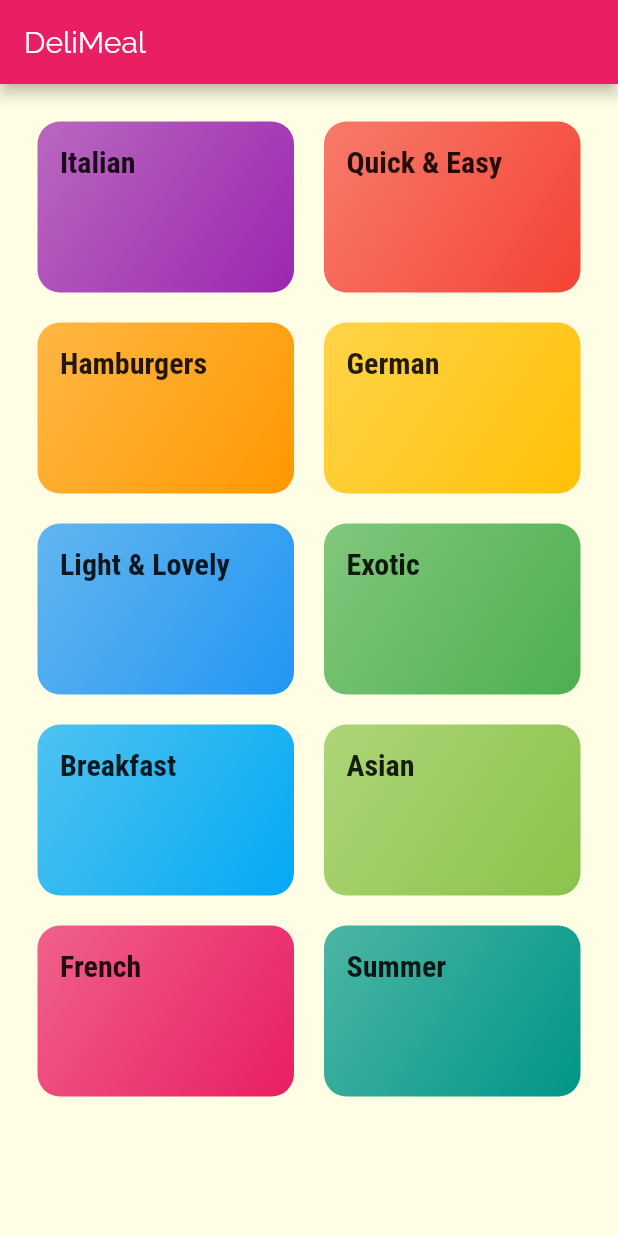
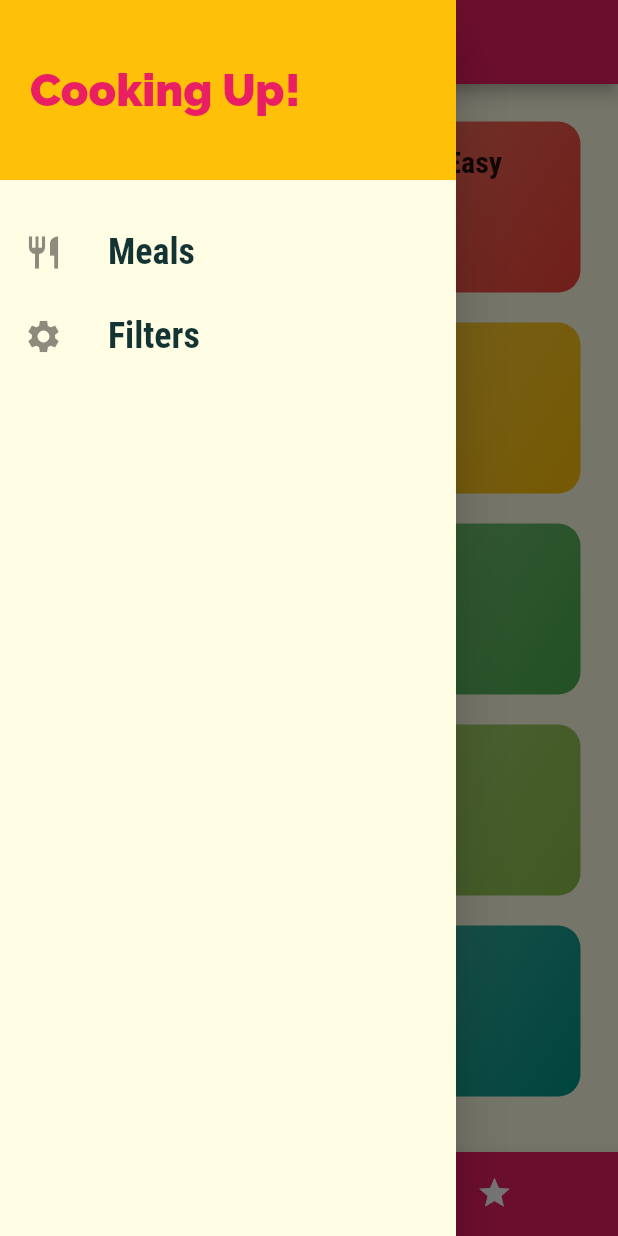
Before and after one commit to ehweyand/MealsFlutter, a Flutter app: the screen it shows after launch, with the side drawer open (before the commit the screen has no drawer), on a phone screen of 412 x 824 dp. Run offline on Flutter 3.47's test engine with Material 2 defaults, Android fonts, the phone set to English and light mode, and no system bars.

Commit message:
initial features - tabs, drawer and simple item remover

```diff
--- a/lib/main.dart
+++ b/lib/main.dart
@@ -1,4 +1,6 @@
 import 'package:flutter/material.dart';
+import './screens/filters_screen.dart';
+import './screens/tabs_screen.dart';
 
 import './screens/meal_detail_screen.dart';
 import './screens/category_meals_screen.dart';
@@ -34,9 +36,10 @@ class MyApp extends StatelessWidget {
       //home: CategoriesScreen(),
       //initialRoute: '/', //default é '/'
       routes: {
-        '/': (ctx) => CategoriesScreen(),
+        '/': (ctx) => TabsScreen(),
         CategoryMealsScreen.routeName: (ctx) => CategoryMealsScreen(),
         MealDetailScreen.routeName: (ctx) => MealDetailScreen(),
+        FiltersScreen.routeName: (ctx) => FiltersScreen(),
       },
       //se acessar uma rota não registrada em routes
       /*onGenerateRoute: (settings) {
--- /dev/null
+++ b/lib/screens/OLD_tabs_screen.dart
@@ -0,0 +1,51 @@
+// vai gerenciar apenas as abas e carregar outras telas
+import 'package:flutter/material.dart';
+import './favorites_screen.dart';
+import './categories_screen.dart';
+
+/* Stateful pois nas abas inferiores, o flutter trabalha de uma forma que necessita do stateful*/
+class TabsScreen extends StatefulWidget {
+  @override
+  _TabsScreenState createState() => _TabsScreenState();
+}
+
+class _TabsScreenState extends State<TabsScreen> {
+  @override
+  Widget build(BuildContext context) {
+    return DefaultTabController(
+      initialIndex: 0,
+      length: 2,
+      child: Scaffold(
+        appBar: AppBar(
+          title: Text('Meals'),
+          bottom: TabBar(
+            tabs: [
+              Tab(
+                icon: Icon(Icons.category),
+                text: 'Categories',
+              ),
+              Tab(
+                icon: Icon(Icons.star),
+                text: 'Favorites',
+              ),
+            ],
+          ),
+        ),
+        // Para gerenciar qual tela vai mostrar
+        // Mostra de acordo com a ordem das Tab widgets definidas acima
+        body: TabBarView(
+          children: [
+            CategoriesScreen(),
+            FavoritesScreen(),
+          ],
+        ),
+      ),
+    );
+  }
+}
+/*
+O conteúdo que carregamos em uma tab não deve trazer um widget de scaffold, pois já será
+coordenado pela tabs_screen
+
+
+*/
--- a/lib/screens/categories_screen.dart
+++ b/lib/screens/categories_screen.dart
@@ -6,11 +6,7 @@ import '../widgets/category_item.dart';
 class CategoriesScreen extends StatelessWidget {
   @override
   Widget build(BuildContext context) {
-    return Scaffold(
-      appBar: AppBar(
-        title: const Text('DeliMeal'),
-      ),
-      body: GridView(
+    return GridView(
       padding: const EdgeInsets.all(25),
       children: DUMMY_CATEGORIES
           .map(
@@ -28,7 +24,6 @@ class CategoriesScreen extends StatelessWidget {
         crossAxisSpacing: 20,
         mainAxisSpacing: 20,
       ),
-      ),
     );
   }
 }
--- /dev/null
+++ b/lib/screens/filters_screen.dart
@@ -0,0 +1,19 @@
+import 'package:flutter/material.dart';
+import '../widgets/main_drawer.dart';
+
+class FiltersScreen extends StatelessWidget {
+  static const routeName = '/filters';
+
+  @override
+  Widget build(BuildContext context) {
+    return Scaffold(
+      appBar: AppBar(
+        title: Text('Your filters'),
+      ),
+      drawer: MainDrawer(),
+      body: Center(
+        child: Text('Filters!'),
+      ),
+    );
+  }
+}
--- /dev/null
+++ b/lib/screens/tabs_screen.dart
@@ -0,0 +1,71 @@
+import 'package:flutter/material.dart';
+import '../widgets/main_drawer.dart';
+import './favorites_screen.dart';
+import './categories_screen.dart';
+
+class TabsScreen extends StatefulWidget {
+  @override
+  _TabsScreenState createState() => _TabsScreenState();
+}
+
+class _TabsScreenState extends State<TabsScreen> {
+  // Widgets a serem renderizados (mostrados nas tabs) em um map com os titles de cada
+  final List<Map<String, Object>> _pages = [
+    {
+      'page': CategoriesScreen(),
+      'title': 'Categories',
+    },
+    {
+      'page': FavoritesScreen(),
+      'title': 'Favorites',
+    },
+  ];
+
+  int _selectedPageIndex = 0;
+
+  // Recebe automaticamente do flutter o index da tab selecionada
+  void _selectPage(int index) {
+    // Motivo do stateful widget, mudar manualmente quando a tab é alterada
+    setState(() {
+      _selectedPageIndex = index;
+    });
+  }
+
+  @override
+  Widget build(BuildContext context) {
+    return Scaffold(
+      appBar: AppBar(
+        title: Text(_pages[_selectedPageIndex]['title']),
+      ),
+      // Drawer do App
+      drawer: MainDrawer(),
+      body: _pages[_selectedPageIndex]['page'],
+      bottomNavigationBar: BottomNavigationBar(
+        onTap: _selectPage,
+        backgroundColor: Theme.of(context).primaryColor,
+        unselectedItemColor: Colors.white,
+        selectedItemColor: Theme.of(context).accentColor,
+        // Dizer para o objeto (BottomNavigationBar) qual a tab que de fato está selecionada
+        currentIndex: _selectedPageIndex,
+        // TabBar diferenciada
+        type: BottomNavigationBarType.shifting,
+        // As tabs
+        items: [
+          BottomNavigationBarItem(
+            backgroundColor: Theme.of(context).primaryColor,
+            icon: Icon(Icons.category),
+            title: Text('Categories'),
+          ),
+          BottomNavigationBarItem(
+            backgroundColor: Theme.of(context).primaryColor,
+            icon: Icon(Icons.star),
+            title: Text('Favorites'),
+          ),
+        ],
+      ),
+    );
+  }
+}
+/*
+
+*/
--- /dev/null
+++ b/lib/widgets/main_drawer.dart
@@ -0,0 +1,67 @@
+import 'package:flutter/material.dart';
+import '../screens/filters_screen.dart';
+
+class MainDrawer extends StatelessWidget {
+  Widget buildListTile(String title, IconData icon, Function tapHandler) {
+    return ListTile(
+      leading: Icon(
+        icon,
+        size: 26,
+      ),
+      title: Text(
+        title,
+        style: TextStyle(
+          fontFamily: 'RobotoCondensed',
+          fontSize: 24,
+          fontWeight: FontWeight.bold,
+        ),
+      ),
+      onTap: tapHandler,
+    );
+  }
+
+  @override
+  Widget build(BuildContext context) {
+    return Drawer(
+      child: Column(
+        children: [
+          Container(
+            height: 120,
+            width: double.infinity,
+            padding: EdgeInsets.all(20),
+            alignment: Alignment.centerLeft,
+            color: Theme.of(context).accentColor,
+            /*decoration: BoxDecoration(color: Colors.white, border... etc),*/
+            child: Text(
+              'Cooking Up!',
+              style: TextStyle(
+                fontWeight: FontWeight.w900,
+                fontSize: 30,
+                color: Theme.of(context).primaryColor,
+              ),
+            ),
+          ),
+          SizedBox(
+            height: 20,
+          ),
+          buildListTile(
+            'Meals',
+            Icons.restaurant,
+            () {
+              //replacement para não acumular muitas páginas uma emcima da outra na pilha
+              Navigator.of(context).pushReplacementNamed('/');
+            },
+          ),
+          buildListTile(
+            'Filters',
+            Icons.settings,
+            () {
+              Navigator.of(context)
+                  .pushReplacementNamed(FiltersScreen.routeName);
+            },
+          ),
+        ],
+      ),
+    );
+  }
+}
```
Also changed, not shown: lib/screens/category_meals_screen.dart (+53 -19 lines), lib/screens/favorites_screen.dart (added, +10 -0 lines), lib/screens/meal_detail_screen.dart (+16 -1 lines), lib/widgets/meal_item.dart (+13 -2 lines). Lines whose indentation alone changed are shown as unchanged.
